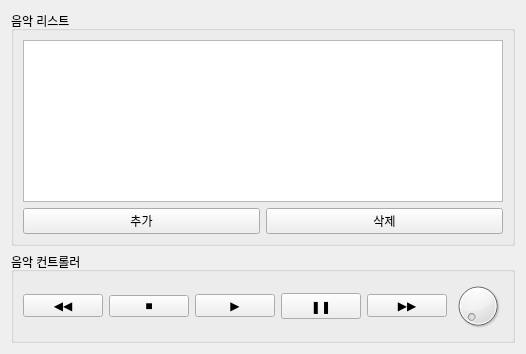
Before: the Qt Designer form form.ui in Yangyoonjoon/MediaPlayer, drawn with Qt 5.
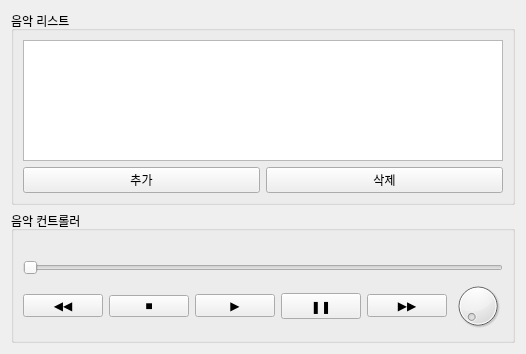
After: the same form once the commit is applied.

What changed in the file:
```diff
--- a/form.ui
+++ b/form.ui
@@ -50,6 +50,26 @@
       <string>음악 컨트롤러</string>
      </property>
      <layout class="QVBoxLayout" name="verticalLayout_2">
+      <item>
+       <widget class="QLabel" name="label">
+        <property name="text">
+         <string/>
+        </property>
+        <property name="alignment">
+         <set>Qt::AlignRight|Qt::AlignTrailing|Qt::AlignVCenter</set>
+        </property>
+       </widget>
+      </item>
+      <item>
+       <widget class="QSlider" name="sld">
+        <property name="cursor">
+         <cursorShape>PointingHandCursor</cursorShape>
+        </property>
+        <property name="orientation">
+         <enum>Qt::Horizontal</enum>
+        </property>
+       </widget>
+      </item>
       <item>
        <layout class="QHBoxLayout" name="horizontalLayout">
         <item>
```
Left out of the diff: 6 changed lines with no effect on the pictures.
